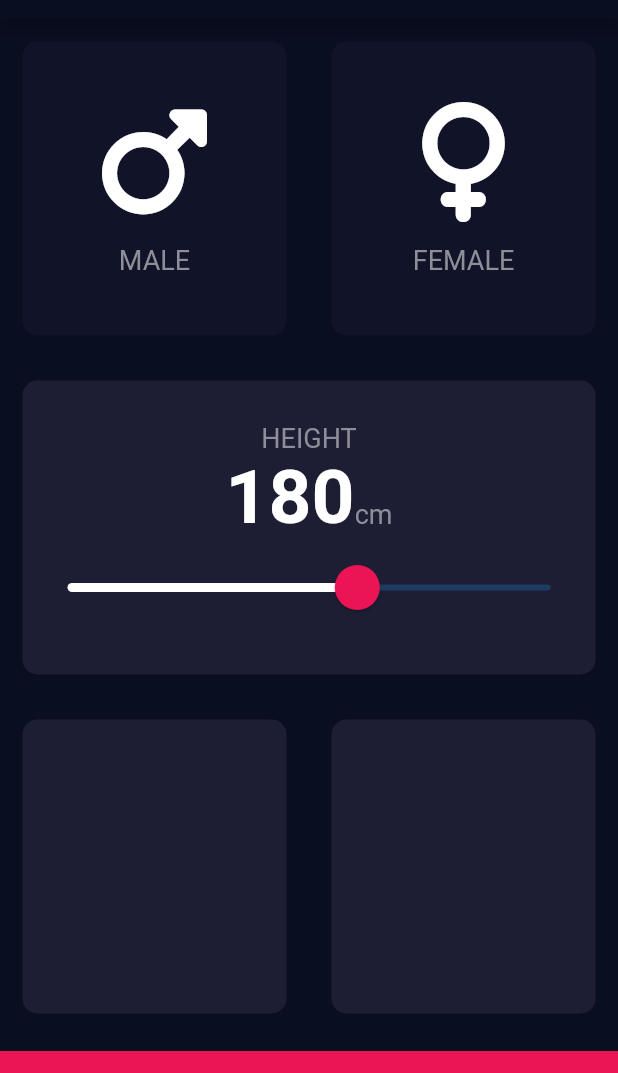
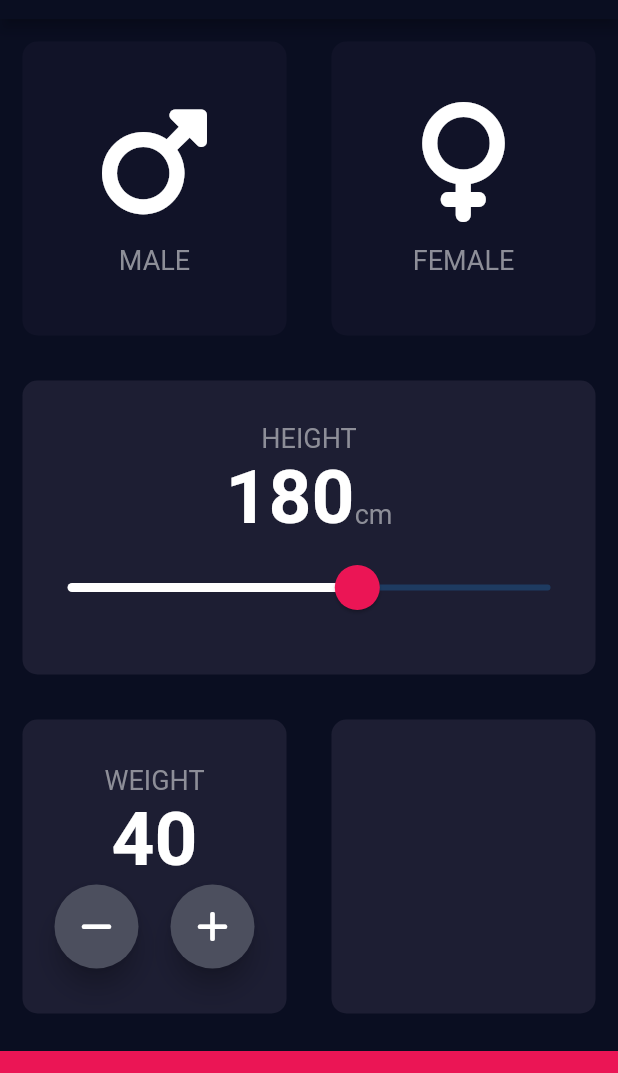
Before and after one commit to Jayakrishnan-manoj/Check_BMI, a Flutter app: the screen it shows after launch, on a phone screen of 412 x 824 dp, the part 65-1138 px from its top. Run offline on Flutter 3.47's test engine with Material 2 defaults, Android fonts, the phone set to English and light mode, and no system bars; our stand-ins replace font_awesome_flutter.

Commit message:
add: custom floating action button

```diff
--- /dev/null
+++ b/lib/Reusables/round_button.dart
@@ -0,0 +1,22 @@
+import 'package:flutter/material.dart';
+
+class RoundIconButton extends StatelessWidget {
+  RoundIconButton({required this.icon});
+
+  final IconData icon;
+
+  @override
+  Widget build(BuildContext context) {
+    return RawMaterialButton(
+      onPressed: () {},
+      shape: const CircleBorder(),
+      fillColor: const Color(0xFF4C4F5E),
+      elevation: 7.0,
+      constraints: const BoxConstraints.tightFor(
+        width: 56.0,
+        height: 56.0,
+      ),
+      child: Icon(icon),
+    );
+  }
+}
--- a/lib/screens/input_screen.dart
+++ b/lib/screens/input_screen.dart
@@ -1,4 +1,5 @@
 import 'package:bmi_calculator/Reusables/icon_content.dart';
+import 'package:bmi_calculator/Reusables/round_button.dart';
 import 'package:flutter/material.dart';
 import 'package:font_awesome_flutter/font_awesome_flutter.dart';
 
@@ -18,6 +19,7 @@ class InputScreen extends StatefulWidget {
 class _InputScreenState extends State<InputScreen> {
   Gender? selectedGender;
   int height = 180;
+  int weight = 40;
 
   @override
   Widget build(BuildContext context) {
@@ -123,6 +125,30 @@ class _InputScreenState extends State<InputScreen> {
                 Expanded(
                   child: ReusableCard(
                     colour: kActiveCardColor,
+                    cardChild: Column(
+                      mainAxisAlignment: MainAxisAlignment.center,
+                      children: [
+                        const Text(
+                          "WEIGHT",
+                          style: labelTextStyle,
+                        ),
+                        Text(
+                          weight.toString(),
+                          style: kNumberTextStyle,
+                        ),
+                        Row(
+                          mainAxisAlignment: MainAxisAlignment.spaceEvenly,
+                          children: [
+                            RoundIconButton(
+                              icon: FontAwesomeIcons.minus,
+                            ),
+                            RoundIconButton(
+                              icon: FontAwesomeIcons.plus,
+                            ),
+                          ],
+                        )
+                      ],
+                    ),
                   ),
                 ),
                 Expanded(
```
